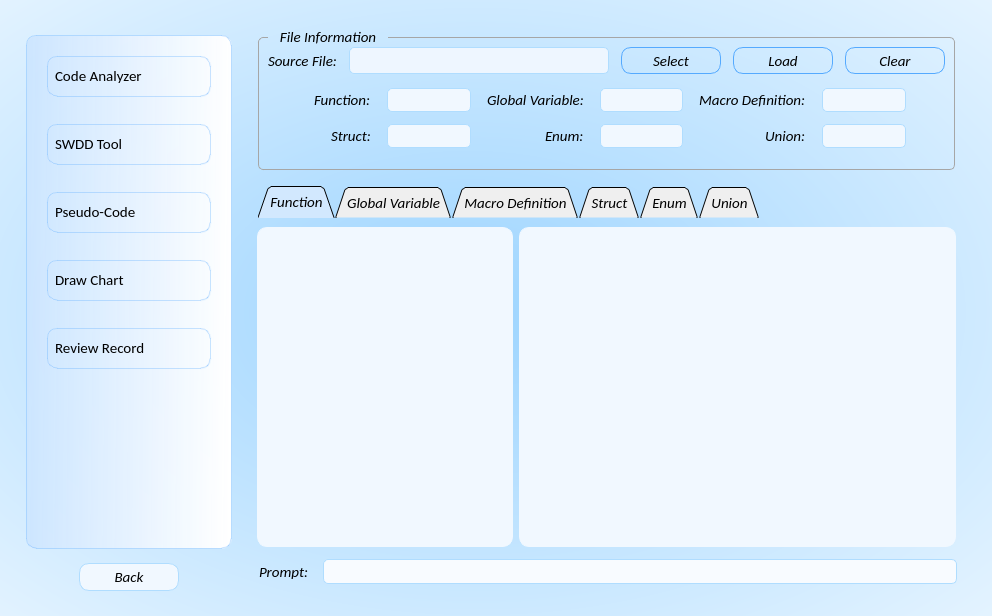
First picture: the form in Autogo_ui.ui, repository YUZHIRUN/Autogo, before the edit.
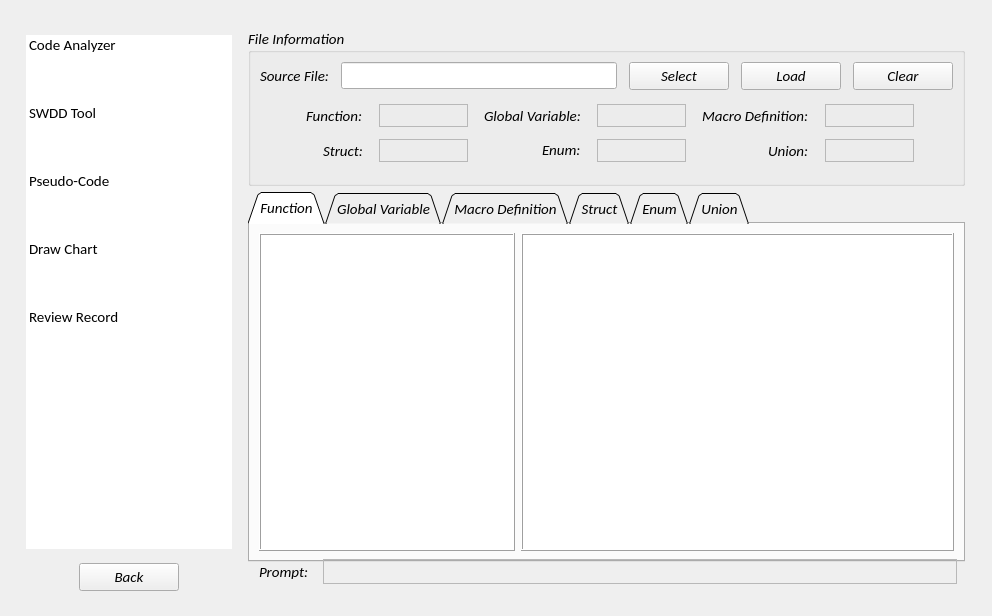
Second picture: the form after the edit. The open tabs and pages were chosen to show the change. Icons and pictures are not drawn.

```diff
--- a/Autogo_ui.ui
+++ b/Autogo_ui.ui
@@ -30,17 +30,12 @@
     <normaloff>:/ico/.ico/Autogo.ico</normaloff>:/ico/.ico/Autogo.ico</iconset>
   </property>
   <property name="styleSheet">
-   <string notr="true">QMainWindow{
-background-color: qradialgradient(spread:repeat, cx:0.5, cy:0.5, radius:0.986, fx:0.461, fy:0.511364, stop:0 rgba(156, 212, 255, 255), stop:1 rgba(255, 255, 255, 255));
-}</string>
+   <string notr="true"/>
   </property>
   <widget class="QWidget" name="centralwidget">
    <layout class="QHBoxLayout" name="horizontalLayout_7">
     <item>
      <widget class="QStackedWidget" name="stack_first">
-      <property name="styleSheet">
-       <string notr="true"/>
-      </property>
       <property name="currentIndex">
        <number>0</number>
       </property>
@@ -604,36 +599,6 @@
               <bold>false</bold>
              </font>
             </property>
-            <property name="styleSheet">
-             <string notr="true">QListWidget {
-border:1px groove rgba(85, 170, 255, 80);
-border-radius:10px;
-outline:0px;
-background-color: qlineargradient(spread:pad, x1:0, y1:0.523682, x2:1, y2:0.551182, stop:0 rgba(204, 229, 255, 238), stop:1 rgba(255, 255, 255, 255));
-
-}
-QListWidget::item{
-margin:20px;
-padding:2px 4px;
-height:35px;
-border:1px groove rgba(85, 170, 255, 80);
-border-radius:10px;
-}
-QListWidget::item:hover{
-	background-color: rgba(190, 227, 255,200);
-}
-QListWidget::item:selected{
-	border-width:0;
-	background-color: rgba(190, 227, 255,255);
-}
-QListWidget::item::selected:active{
-	border: 0px solid gray;
-	
-}
-
-
-</string>
-            </property>
             <property name="frameShape">
              <enum>QFrame::NoFrame</enum>
             </property>
@@ -767,20 +732,6 @@
               <property name="autoFillBackground">
                <bool>false</bool>
               </property>
-              <property name="styleSheet">
-               <string notr="true">QPushButton {
-border:1px solid rgb(176, 221, 255);
-border-radius:10px;
-padding:2px 4px;
-	background-color: rgb(241, 248, 255);
-}
-QPushButton:hover {
-background-color: rgba(170, 170, 255,80);
-}
-QPushButton:pressed {
- background-color: rgba(170, 170, 255,225);
-}</string>
-              </property>
               <property name="text">
                <string>Back</string>
               </property>
@@ -821,19 +772,6 @@
         </item>
         <item>
          <widget class="QStackedWidget" name="stack_second">
-          <property name="styleSheet">
-           <string notr="true">QPushButton {
-border:1px groove gray;
-border-radius:5px;
-padding:2px 4px;
-}
-QPushButton:hover {
-background-color: rgba(170, 170, 255,80);
-}
-QPushButton:pressed {
- background-color: rgba(170, 170, 255,225);
-}</string>
-          </property>
           <property name="currentIndex">
            <number>0</number>
           </property>
@@ -856,25 +794,6 @@
                 <bold>false</bold>
                </font>
               </property>
-              <property name="styleSheet">
-               <string notr="true">QGroupBox{
-border:1px solid rgb(166, 166, 166);
-border-radius:5px;
-margin:10px
-}
-QGroupBox:title {
-subcontrol-origin: margin;
-subcontrol-position:top left;
-padding-left: 10px;
-padding-right:10px;
-}
-QGroupBox:title {
-left:20;
-}
-
-
-</string>
-              </property>
               <property name="title">
                <string>File Information</string>
               </property>
@@ -917,14 +836,6 @@
                      <pointsize>10</pointsize>
                     </font>
                    </property>
-                   <property name="styleSheet">
-                    <string notr="true">QLineEdit {
-border:1px solid rgb(176, 221, 255);
-border-radius:5px;
-padding:2px 4px;
-background-color: rgb(238, 246, 255);
-}</string>
-                   </property>
                    <property name="text">
                     <string/>
                    </property>
@@ -969,20 +880,7 @@
                     </font>
                    </property>
                    <property name="autoFillBackground">
-                    <bool>false</bool>
-                   </property>
-                   <property name="styleSheet">
-                    <string notr="true">QPushButton {
-border:1px solid rgb(85, 170, 255);
-border-radius:10px;
-padding:2px 4px;
-}
-QPushButton:hover {
-background-color: rgba(170, 170, 255,80);
-}
-QPushButton:pressed {
- background-color: rgba(170, 170, 255,225);
-}</string>
+                    <bool>true</bool>
                    </property>
                    <property name="text">
                     <string>Select</string>
@@ -1028,20 +926,7 @@
                     </font>
                    </property>
                    <property name="autoFillBackground">
-                    <bool>false</bool>
-                   </property>
-                   <property name="styleSheet">
-                    <string notr="true">QPushButton {
-border:1px solid rgb(85, 170, 255);
-border-radius:10px;
-padding:2px 4px;
-}
-QPushButton:hover {
-background-color: rgba(170, 170, 255,80);
-}
-QPushButton:pressed {
- background-color: rgba(170, 170, 255,225);
-}</string>
+                    <bool>true</bool>
                    </property>
                    <property name="text">
                     <string>Load</string>
@@ -1087,20 +972,7 @@
                     </font>
                    </property>
                    <property name="autoFillBackground">
-                    <bool>false</bool>
-                   </property>
-                   <property name="styleSheet">
-                    <string notr="true">QPushButton {
-border:1px solid rgb(85, 170, 255);
-border-radius:10px;
-padding:2px 4px;
-}
-QPushButton:hover {
-background-color: rgba(170, 170, 255,80);
-}
-QPushButton:pressed {
- background-color: rgba(170, 170, 255,225);
-}</string>
+                    <bool>true</bool>
                    </property>
                    <property name="text">
                     <string>Clear</string>
@@ -1181,15 +1053,6 @@
                      <pointsize>11</pointsize>
                     </font>
                    </property>
-                   <property name="styleSheet">
-                    <string notr="true">QLabel {
-border:1px solid rgb(176, 221, 255);
-background-color: rgb(241, 248, 255);
-border-radius:5px;
-padding:2px 4px;
-}
-</string>
-                   </property>
                    <property name="frameShape">
                     <enum>QFrame::StyledPanel</enum>
                    </property>
@@ -1241,15 +1104,6 @@
                      <pointsize>11</pointsize>
                     </font>
                    </property>
-                   <property name="styleSheet">
-                    <string notr="true">QLabel {
-border:1px solid rgb(176, 221, 255);
-background-color: rgb(241, 248, 255);
-border-radius:5px;
-padding:2px 4px;
-}
-</string>
-                   </property>
                    <property name="frameShape">
                     <enum>QFrame::StyledPanel</enum>
                    </property>
@@ -1301,15 +1155,6 @@
                      <pointsize>11</pointsize>
                     </font>
                    </property>
-                   <property name="styleSheet">
-                    <string notr="true">QLabel {
-border:1px solid rgb(176, 221, 255);
-background-color: rgb(241, 248, 255);
-border-radius:5px;
-padding:2px 4px;
-}
-</string>
-                   </property>
                    <property name="frameShape">
                     <enum>QFrame::StyledPanel</enum>
                    </property>
@@ -1355,15 +1200,6 @@
                      <pointsize>11</pointsize>
                     </font>
                    </property>
-                   <property name="styleSheet">
-                    <string notr="true">QLabel {
-border:1px solid rgb(176, 221, 255);
-background-color: rgb(241, 248, 255);
-border-radius:5px;
-padding:2px 4px;
-}
-</string>
-                   </property>
                    <property name="frameShape">
                     <enum>QFrame::StyledPanel</enum>
                    </property>
@@ -1409,15 +1245,6 @@
                      <pointsize>11</pointsize>
                     </font>
                    </property>
-                   <property name="styleSheet">
-                    <string notr="true">QLabel {
-border:1px solid rgb(176, 221, 255);
-background-color: rgb(241, 248, 255);
-border-radius:5px;
-padding:2px 4px;
-}
-</string>
-                   </property>
                    <property name="frameShape">
                     <enum>QFrame::StyledPanel</enum>
                    </property>
@@ -1463,15 +1290,6 @@
                      <pointsize>11</pointsize>
                     </font>
                    </property>
-                   <property name="styleSheet">
-                    <string notr="true">QLabel {
-border:1px solid rgb(176, 221, 255);
-background-color: rgb(241, 248, 255);
-border-radius:5px;
-padding:2px 4px;
-}
-</string>
-                   </property>
                    <property name="frameShape">
                     <enum>QFrame::StyledPanel</enum>
                    </property>
@@ -1511,20 +1329,6 @@
               <property name="mouseTracking">
                <bool>false</bool>
               </property>
-              <property name="styleSheet">
-               <string notr="true">QTabWidget::pane{
-border:none;
-}
-QTabWidget::tab-bar{
-left:10px
-}
-QTabBar::tab{
-background-color: rgb(210, 232, 254);
-}
-QTabBar::tab:pressed {
- background-color: rgba(170, 170, 255,225);
-}</string>
-              </property>
               <property name="tabShape">
                <enum>QTabWidget::Triangular</enum>
               </property>
@@ -1561,13 +1365,6 @@
                       <bold>false</bold>
                      </font>
                     </property>
-                    <property name="styleSheet">
-                     <string notr="true">QListWidget {
-border:1px solid rgb(241, 248, 255);
-border-radius:10px;
-background-color: rgb(241, 248, 255);
-}</string>
-                    </property>
                     <property name="frameShape">
                      <enum>QFrame::Box</enum>
                     </property>
@@ -1602,13 +1399,6 @@
                       <bold>false</bold>
                      </font>
                     </property>
-                    <property name="styleSheet">
-                     <string notr="true">QTextEdit {
-border:1px solid rgb(241, 248, 255);
-border-radius:10px;
-background-color: rgb(241, 248, 255);
-}</string>
-                    </property>
                     <property name="frameShape">
                      <enum>QFrame::Box</enum>
                     </property>
@@ -1628,8 +1418,8 @@
                      <string>&lt;!DOCTYPE HTML PUBLIC &quot;-//W3C//DTD HTML 4.0//EN&quot; &quot;http://www.w3.org/TR/REC-html40/strict.dtd&quot;&gt;
 &lt;html&gt;&lt;head&gt;&lt;meta name=&quot;qrichtext&quot; content=&quot;1&quot; /&gt;&lt;style type=&quot;text/css&quot;&gt;
 p, li { white-space: pre-wrap; }
-&lt;/style&gt;&lt;/head&gt;&lt;body style=&quot; font-family:'Calibri'; font-size:11pt; font-weight:400; font-style:normal;&quot;&gt;
-&lt;p style=&quot;-qt-paragraph-type:empty; margin-top:0px; margin-bottom:0px; margin-left:0px; margin-right:0px; -qt-block-indent:0; text-indent:0px; font-size:12pt;&quot;&gt;&lt;br /&gt;&lt;/p&gt;&lt;/body&gt;&lt;/html&gt;</string>
+&lt;/style&gt;&lt;/head&gt;&lt;body style=&quot; font-family:'Calibri','Calibri'; font-size:11pt; font-weight:400; font-style:normal;&quot;&gt;
+&lt;p style=&quot;-qt-paragraph-type:empty; margin-top:0px; margin-bottom:0px; margin-left:0px; margin-right:0px; -qt-block-indent:0; text-indent:0px; font-family:'Calibri'; font-size:12pt;&quot;&gt;&lt;br /&gt;&lt;/p&gt;&lt;/body&gt;&lt;/html&gt;</string>
                     </property>
                     <property name="textInteractionFlags">
                      <set>Qt::TextEditorInteraction</set>
@@ -2163,7 +1953,7 @@
                <number>11</number>
               </property>
               <property name="topMargin">
-               <number>6</number>
+               <number>9</number>
               </property>
               <property name="rightMargin">
                <number>8</number>
@@ -2220,15 +2010,6 @@
                   <italic>true</italic>
                  </font>
                 </property>
-                <property name="styleSheet">
-                 <string notr="true">QLabel{
-background-color: rgb(248, 251, 255);
-border:1px solid rgb(176, 221, 255);
-border-radius:5px;
-color: rgb(85, 85, 127);
-padding:2px 4px;
-}</string>
-                </property>
                 <property name="frameShape">
                  <enum>QFrame::StyledPanel</enum>
                 </property>
```
Left out of the diff: 588 changed lines with no effect on the pictures.
